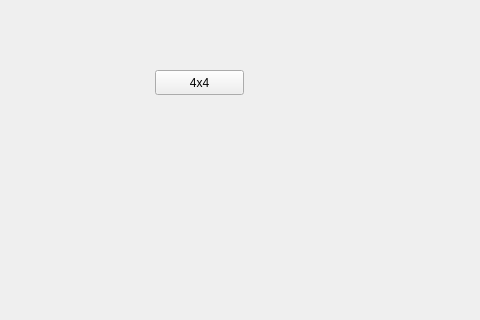
Old version of the form 15-puzzle/mainwindow.ui in the repository 4rt3mio/Kursovaya; both pictures show x 155 to 635 and y 150 to 470 of the 800 by 600 pixel window.
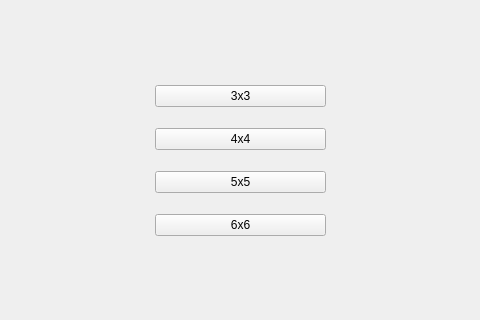
New version of the form. Icons and pictures are not drawn.

Patch:
```diff
--- a/15-puzzle/mainwindow.ui
+++ b/15-puzzle/mainwindow.ui
@@ -14,18 +14,57 @@
    <string>MainWindow</string>
   </property>
   <widget class="QWidget" name="centralwidget">
-   <widget class="QPushButton" name="bnt_select15">
+   <widget class="QWidget" name="">
     <property name="geometry">
      <rect>
       <x>310</x>
       <y>220</y>
-      <width>89</width>
-      <height>25</height>
+      <width>171</width>
+      <height>181</height>
      </rect>
     </property>
-    <property name="text">
-     <string>4x4</string>
-    </property>
+    <layout class="QVBoxLayout" name="verticalLayout">
+     <item>
+      <widget class="QPushButton" name="bnt_select8">
+       <property name="text">
+        <string>3x3</string>
+       </property>
+       <property name="icon">
+        <iconset theme="go-next"/>
+       </property>
+      </widget>
+     </item>
+     <item>
+      <widget class="QPushButton" name="bnt_select15">
+       <property name="text">
+        <string>4x4</string>
+       </property>
+       <property name="icon">
+        <iconset theme="go-next"/>
+       </property>
+      </widget>
+     </item>
+     <item>
+      <widget class="QPushButton" name="bnt_select24">
+       <property name="text">
+        <string>5x5</string>
+       </property>
+       <property name="icon">
+        <iconset theme="go-next"/>
+       </property>
+      </widget>
+     </item>
+     <item>
+      <widget class="QPushButton" name="bnt_select35">
+       <property name="text">
+        <string>6x6</string>
+       </property>
+       <property name="icon">
+        <iconset theme="go-next"/>
+       </property>
+      </widget>
+     </item>
+    </layout>
    </widget>
   </widget>
   <widget class="QMenuBar" name="menubar">
```
